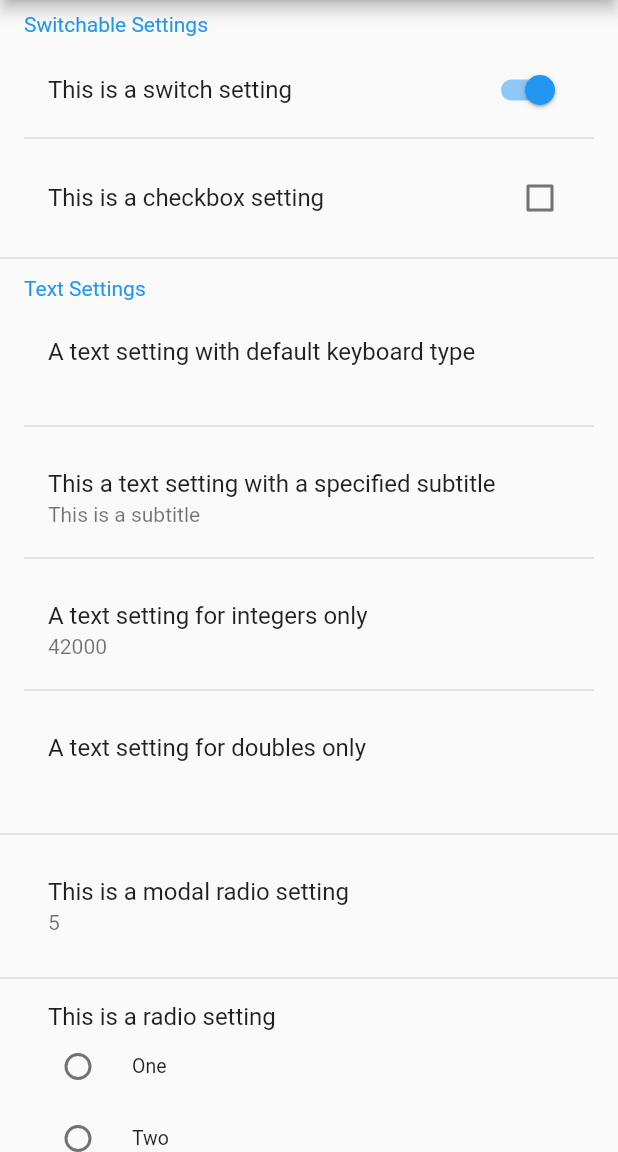
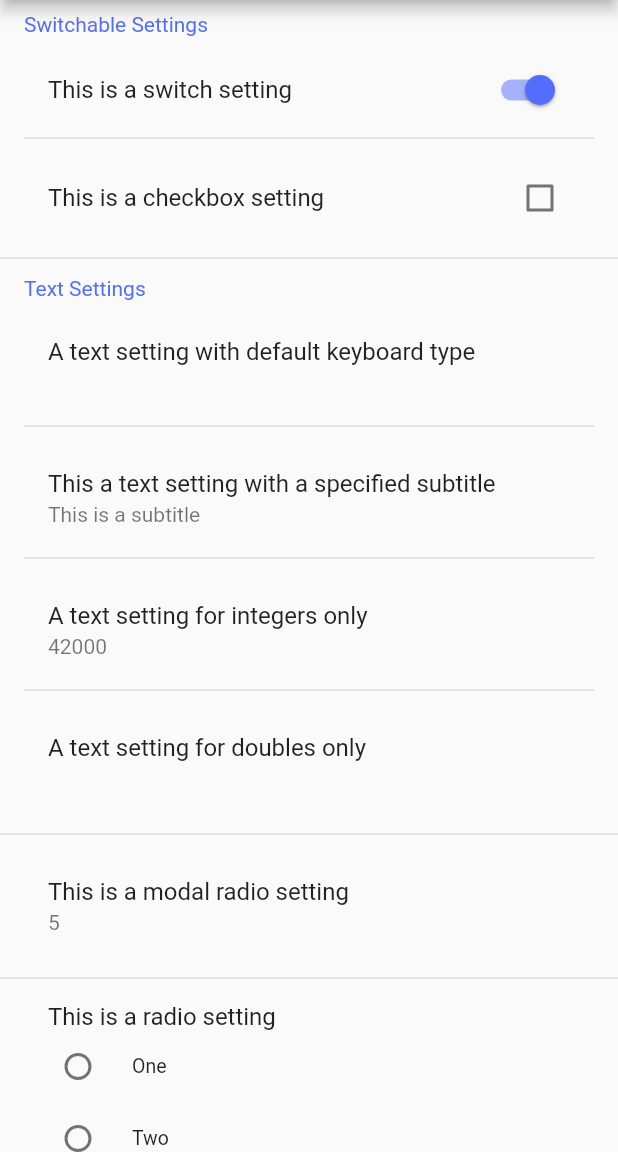
Before and after one commit to Cobinja/cobi-flutter-platform-settings, a Flutter app: the screen it shows after launch, on a phone screen of 412 x 824 dp, the part 84-1236 px from its top. Run offline on Flutter 3.47's test engine with Material 2 defaults, Android fonts, the phone set to English and light mode, and no system bars; drawn by our look-alikes of flutter_platform_widgets; our stand-ins replace shared_preferences.

Commit message:
Upgrade to flutter_platform_widgets 3.1.0

```diff
--- a/example/lib/main.dart
+++ b/example/lib/main.dart
@@ -14,16 +14,12 @@ class MyApp extends StatelessWidget {
 
     final materialTheme = ThemeData(
       cupertinoOverrideTheme: CupertinoThemeData(
-        primaryColor: Color(0xff127EFB),
+        primaryColor: Colors.indigo,
       ),
-      primarySwatch: Colors.indigo,
-      accentColor: Colors.blue,
-      outlinedButtonTheme: OutlinedButtonThemeData(
-        style: ButtonStyle(
-          padding: MaterialStateProperty.all(EdgeInsets.all(16.0)),
-          foregroundColor: MaterialStateProperty.all(Color(0xFF3DDC84)),
-        ),
-      ),
+      colorScheme: ColorScheme.fromSwatch(
+        primarySwatch: Colors.indigo,
+        accentColor: Colors.indigoAccent
+      )
     );
 
     return Theme(
--- a/example/pubspec.yaml
+++ b/example/pubspec.yaml
@@ -31,7 +31,7 @@ dependencies:
 
   cobi_flutter_platform_settings:
     path: '../'
-  flutter_platform_widgets: ^1.7.1
+  flutter_platform_widgets: ^3.1.0
 
 dev_dependencies:
   flutter_test:
--- a/lib/src/widgets/slider_setting.dart
+++ b/lib/src/widgets/slider_setting.dart
@@ -56,7 +56,7 @@ class _PlatformSwitchSettingState extends PlatformSettingsWidgetBaseState<double
 
     // TODO migrate to platform list tile when https://github.com/stryder-dev/flutter_platform_widgets/issues/296 is done
 
-    return ListTile(
+    return PlatformListTile(
       leading: widget.leading,
       trailing: widget.trailing,
       title: Text(widget.title),
--- a/pubspec.yaml
+++ b/pubspec.yaml
@@ -11,7 +11,7 @@ environment:
 dependencies:
   flutter:
     sdk: flutter
-  flutter_platform_widgets: ^1.7.0
+  flutter_platform_widgets: ^3.1.0
   shared_preferences: ^2.0.0
 
 dev_dependencies:
```
Also changed, not shown: example/pubspec.lock, pubspec.lock, 11 other files.
